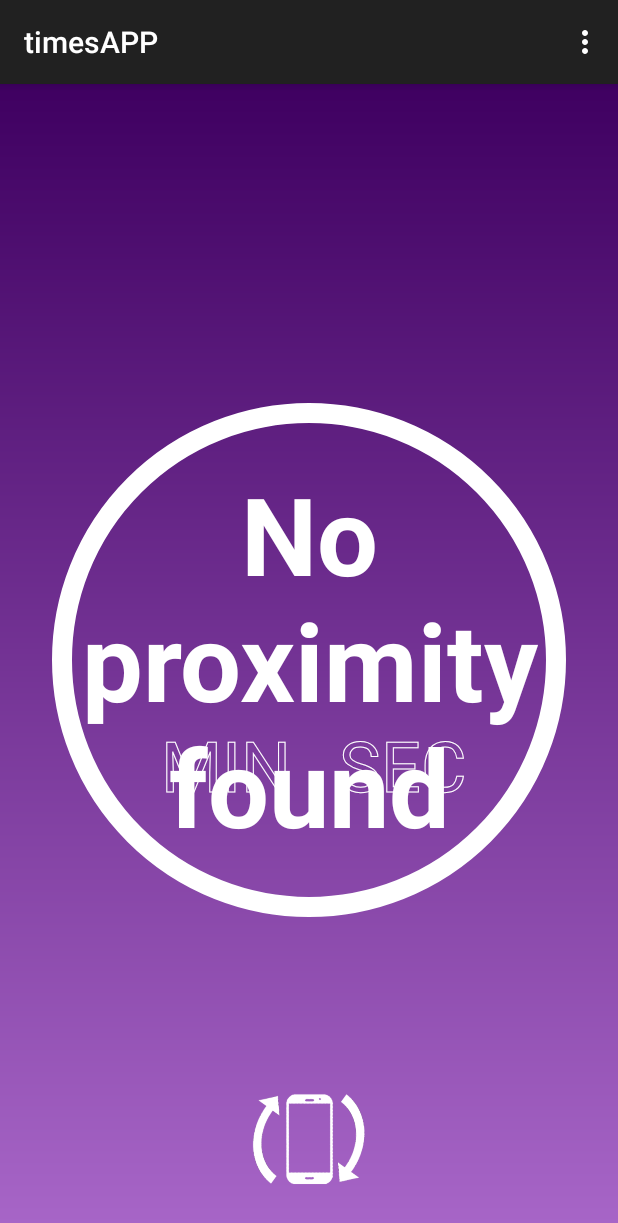
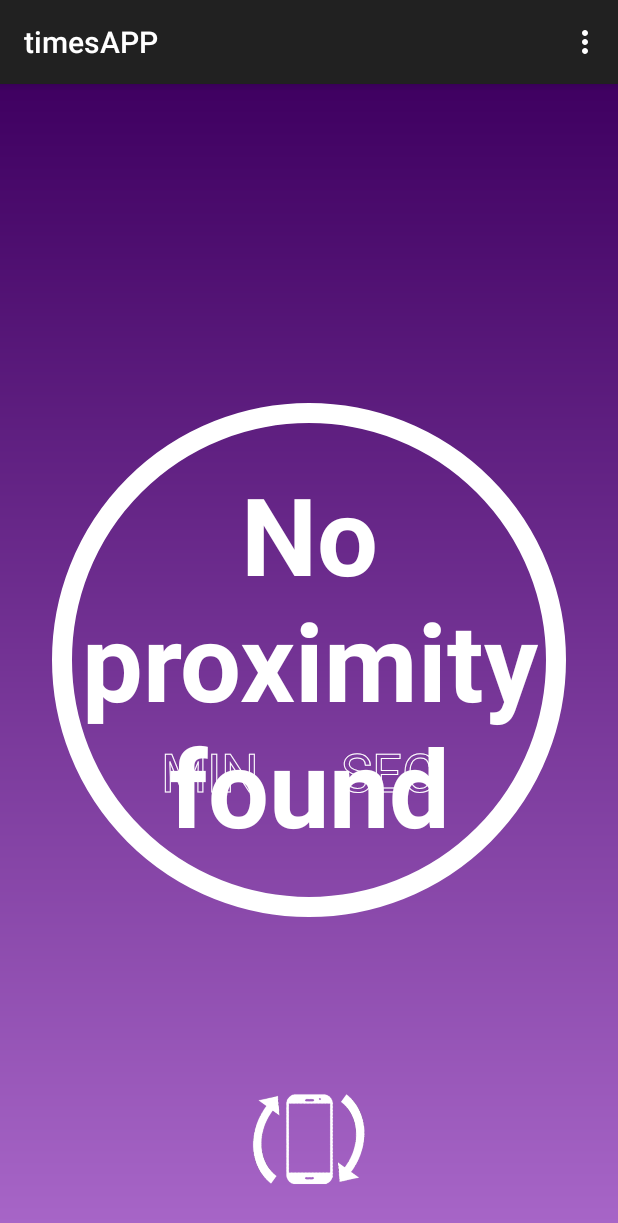
Before and after one commit to AmyNgithub/timesAPP, an Android app: the screen it shows after launch (MainActivity), on a phone screen of 412 x 824 dp. Shown: the top 1223 px of the screen. Run offline under Robolectric (Android 15) with nearby library versions, the phone set to English and light mode, and no system bars.

Commit message:
Fixed relative font size

```diff
--- a/app/src/main/java/com/example/iapps/timesapp/TimerView.java
+++ b/app/src/main/java/com/example/iapps/timesapp/TimerView.java
@@ -38,7 +38,8 @@ public class TimerView extends TextView {
         textPaint.setStyle(Paint.Style.STROKE);
         textPaint.setColor(Color.WHITE);
         textPaint.setStrokeWidth(1);
-        textPaint.setTextSize(70);
+        int scaledSize = getResources().getDimensionPixelSize(R.dimen.min_sec_font_size);
+        textPaint.setTextSize(scaledSize);
         textPaint.setAntiAlias(true);
 
         seconds = 0;
@@ -77,7 +78,7 @@ public class TimerView extends TextView {
 
         textY = yNew*0.62f;
         minTextX = xNew*0.240f;
-        secTextX = xNew*0.552f;
+        secTextX = xNew*0.556f;
     }
 
     @Override
--- a/app/src/main/res/values/dimens.xml
+++ b/app/src/main/res/values/dimens.xml
@@ -2,4 +2,5 @@
     <!-- Default screen margins, per the Android Design guidelines. -->
     <dimen name="activity_horizontal_margin">16dp</dimen>
     <dimen name="activity_vertical_margin">16dp</dimen>
+    <dimen name="min_sec_font_size">35sp</dimen>
 </resources>
```
